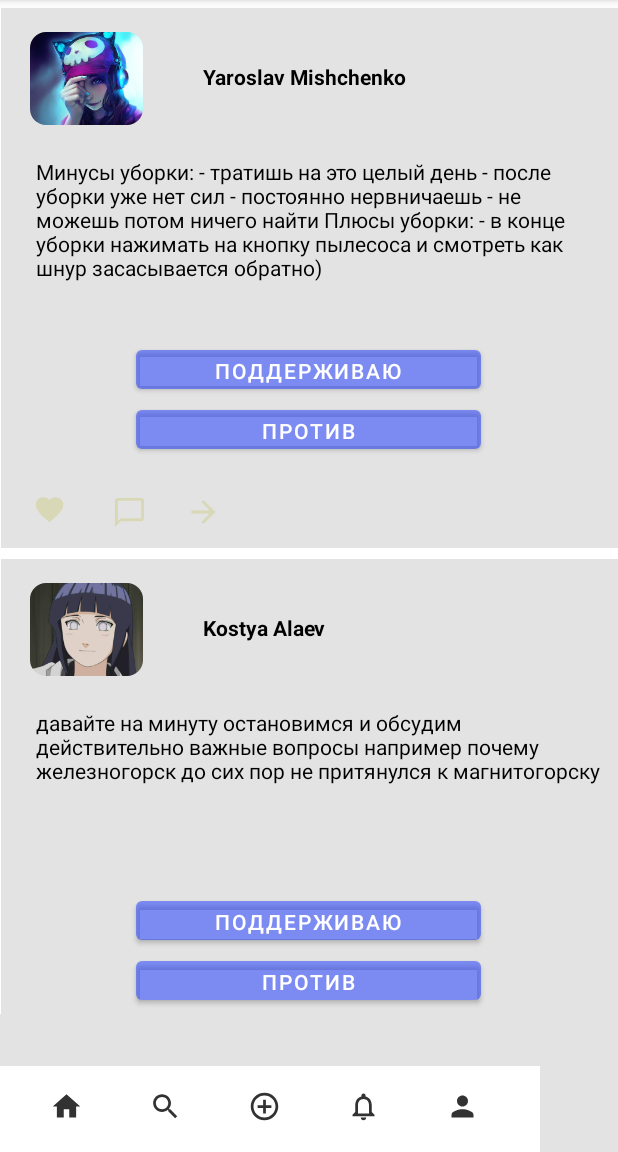
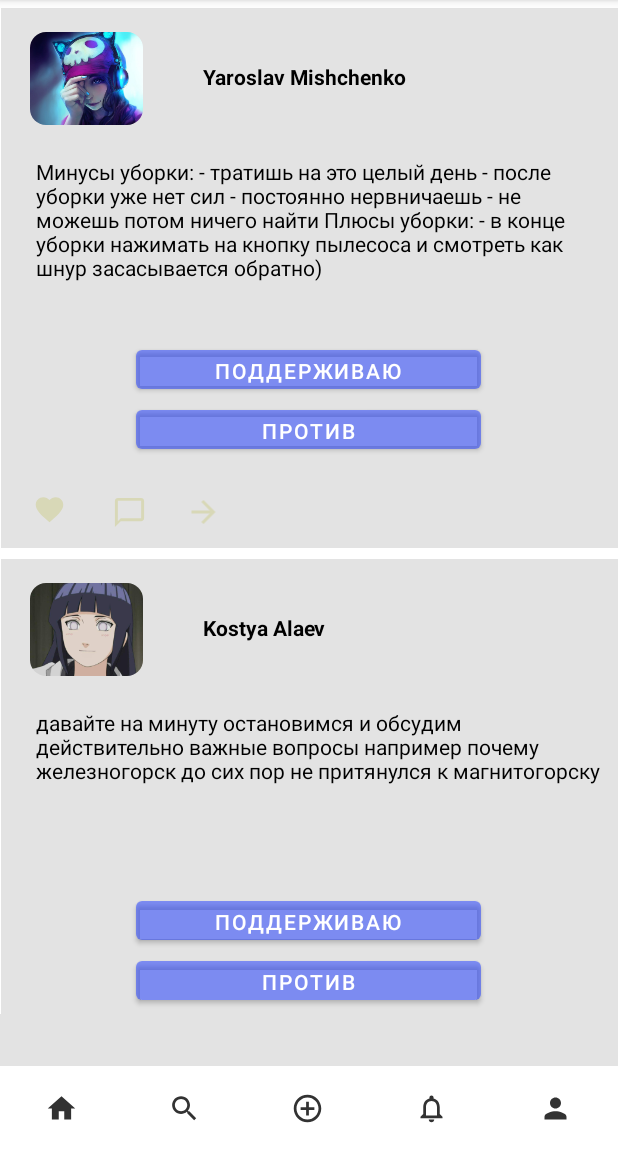
Before and after one commit to Mix200208/Test, an Android app: the ListPost screen opened directly, with no data from a screen before it, on a phone screen of 412 x 824 dp, the part 84-1236 px from its top. Run offline under Robolectric (Android 15) with nearby library versions, the phone set to English and light mode, and no system bars.

Commit message:
bottom panel fix

```diff
--- a/app/src/main/res/layout/activity_list_post.xml
+++ b/app/src/main/res/layout/activity_list_post.xml
@@ -47,7 +47,7 @@
 
 
     <LinearLayout
-        android:layout_width="360dp"
+        android:layout_width="match_parent"
         android:layout_height="57dp"
         android:background="@color/white"
         android:orientation="horizontal"
@@ -58,67 +58,73 @@
         app:layout_constraintTop_toTopOf="parent"
         app:layout_constraintVertical_bias="1.0">
 
-        <ImageButton
-            android:layout_width="22dp"
-            android:layout_height="22dp"
 
-            android:id="@+id/Lenta"
-            android:onClick="clickOnPostButton"
-
-            android:layout_marginLeft="33dp"
-            android:layout_marginTop="16dp"
-            android:background="@drawable/ic_baseline_home_24">
-
-        </ImageButton>
-
-        <ImageButton
-            android:id="@+id/SearchBtn"
-            android:onClick="clickOnSearchButton"
-
-            android:layout_width="22dp"
-
-            android:layout_height="22dp"
-            android:layout_marginLeft="44dp"
-            android:layout_marginTop="16dp"
-            android:background="@drawable/ic_baseline_search_24">
-
-        </ImageButton>
+        <RelativeLayout
+            android:layout_width="57dp"
+            android:layout_height="fill_parent"
+            android:layout_weight="1">
 
             <ImageButton
                 android:layout_width="22dp"
                 android:layout_height="22dp"
+                android:layout_centerInParent="true"
 
-            android:layout_marginLeft="44dp"
-            android:layout_marginTop="16dp"
-            android:background="@drawable/ic_baseline_add_circle_outline_24">
+                android:background="@drawable/ic_baseline_home_24" />
+        </RelativeLayout>
 
-        </ImageButton>
+        <RelativeLayout
+            android:layout_width="57dp"
+            android:layout_height="fill_parent"
+            android:layout_weight="1">
 
             <ImageButton
                 android:layout_width="22dp"
                 android:layout_height="22dp"
+                android:layout_centerInParent="true"
+                android:background="@drawable/ic_baseline_search_24"
 
-            android:layout_marginLeft="44dp"
-            android:layout_marginTop="16dp"
-            android:background="@drawable/ic_baseline_notifications_none_24">
+                android:onClick="clickOnSearchButton" />
+        </RelativeLayout>
 
-        </ImageButton>
+        <RelativeLayout
+            android:layout_width="57dp"
+            android:layout_height="fill_parent"
+            android:layout_weight="1">
 
             <ImageButton
-
-
-
                 android:layout_width="22dp"
                 android:layout_height="22dp"
-            android:onClick="clickOnHomeButton"
+                android:layout_centerInParent="true"
 
-            android:layout_marginLeft="44dp"
-            android:layout_marginTop="16dp"
-            android:background="@drawable/ic_baseline_person_24">
+                android:background="@drawable/ic_baseline_add_circle_outline_24" />
+        </RelativeLayout>
 
-        </ImageButton>
+        <RelativeLayout
+            android:layout_width="57dp"
+            android:layout_height="fill_parent"
+            android:layout_weight="1">
 
+            <ImageButton
+                android:layout_width="22dp"
+                android:layout_height="22dp"
+                android:layout_centerInParent="true"
 
+                android:background="@drawable/ic_baseline_notifications_none_24" />
+        </RelativeLayout>
+
+        <RelativeLayout
+            android:layout_width="57dp"
+            android:layout_height="fill_parent"
+            android:layout_weight="1">
+
+            <ImageButton
+                android:layout_width="22dp"
+                android:layout_height="22dp"
+                android:layout_centerInParent="true"
+
+                android:background="@drawable/ic_baseline_person_24"
+                android:onClick="clickOnHomeButton" />
+        </RelativeLayout>
     </LinearLayout>
 
 </androidx.constraintlayout.widget.ConstraintLayout>
--- a/build.gradle
+++ b/build.gradle
@@ -7,7 +7,7 @@ buildscript {
 
     }
     dependencies {
-        classpath "com.android.tools.build:gradle:4.1.2"
+        classpath 'com.android.tools.build:gradle:4.2.1'
         classpath "org.jetbrains.kotlin:kotlin-gradle-plugin:$kotlin_version"
 
         // NOTE: Do not place your application dependencies here; they belong
```
Also changed, not shown: app/src/main/res/layout/activity_main_test.xml (+47 -37 lines), app/src/main/res/layout/activity_search.xml (+47 -37 lines), gradle/wrapper/gradle-wrapper.properties. Lines whose indentation alone changed are shown as unchanged.
